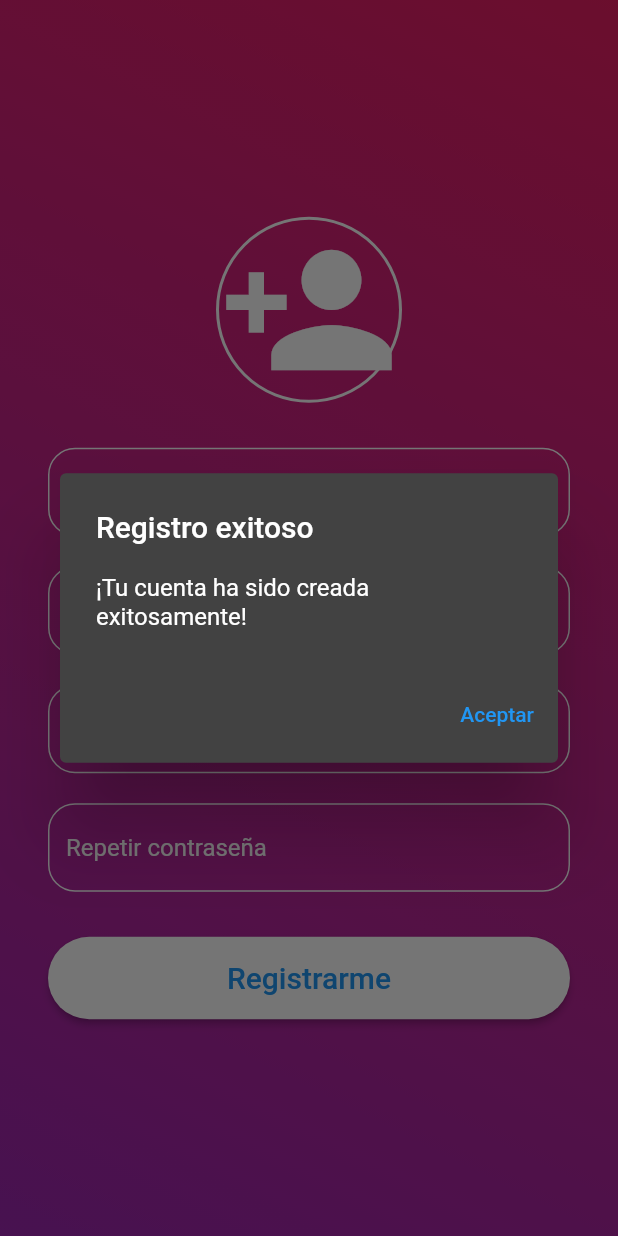
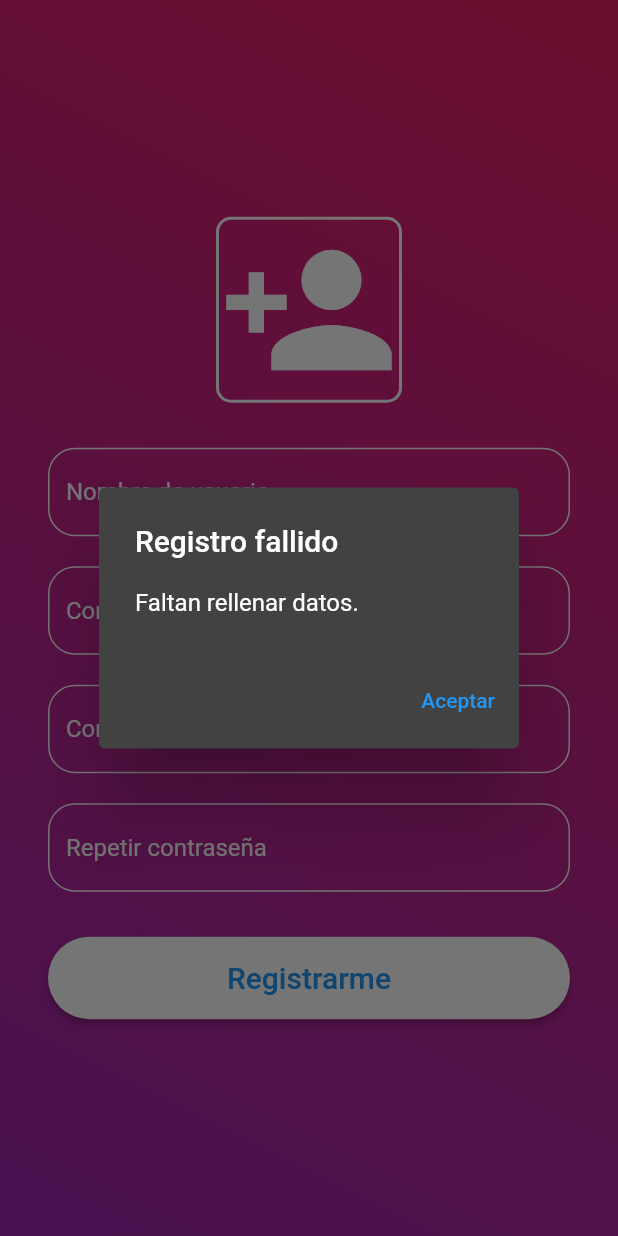
Before and after one commit to Jankarurosu/DressDeCode, a Flutter app: the Register screen opened directly, after a tap on "Registrarme", on a phone screen of 412 x 824 dp. Run offline on Flutter 3.47's test engine with Material 2 defaults, Android fonts, the phone set to English and light mode, and no system bars.

Commit message:
Actualización del Icon y verificación de rellenado de datos en la pagina "Register"

```diff
--- a/dressdecode/lib/views/login.dart
+++ b/dressdecode/lib/views/login.dart
@@ -57,7 +57,8 @@ class _LoginState extends State<Login> {
     return Container(
       decoration: BoxDecoration(
         border: Border.all(color: Colors.white, width: 2),
-        shape: BoxShape.circle,
+        shape: BoxShape.rectangle,
+        borderRadius: BorderRadius.circular(10),
       ),
       child: const Icon(Icons.person, color: Colors.white, size: 120),
     );
--- a/dressdecode/lib/views/register.dart
+++ b/dressdecode/lib/views/register.dart
@@ -1,5 +1,5 @@
-import "package:dressdecode/views/login.dart";
-import "package:flutter/material.dart";
+import 'package:dressdecode/views/login.dart';
+import 'package:flutter/material.dart';
 
 class Register extends StatefulWidget {
   @override
@@ -63,7 +63,8 @@ class _RegisterState extends State<Register> {
     return Container(
       decoration: BoxDecoration(
         border: Border.all(color: Colors.white, width: 2),
-        shape: BoxShape.circle,
+        shape: BoxShape.rectangle,
+        borderRadius: BorderRadius.circular(10),
       ),
       child: const Icon(Icons.person_add, color: Colors.white, size: 120),
     );
@@ -96,7 +97,28 @@ class _RegisterState extends State<Register> {
         String password = passwordController.text;
         String confirmPassword = confirmPasswordController.text;
 
-        if (password == confirmPassword) {
+        if (username.isEmpty ||
+            email.isEmpty ||
+            password.isEmpty ||
+            confirmPassword.isEmpty) {
+          showDialog(
+            context: context,
+            builder: (BuildContext context) {
+              return AlertDialog(
+                title: const Text('Registro fallido'),
+                content: const Text('Faltan rellenar datos.'),
+                actions: [
+                  TextButton(
+                    child: const Text('Aceptar'),
+                    onPressed: () {
+                      Navigator.of(context).pop();
+                    },
+                  ),
+                ],
+              );
+            },
+          );
+        } else if (password == confirmPassword) {
           setState(() {
             passwordsMatch = true;
           });
@@ -108,13 +130,14 @@ class _RegisterState extends State<Register> {
             context: context,
             builder: (BuildContext context) {
               return AlertDialog(
-                title: const Text("Registro exitoso"),
-                content: const Text("¡Tu cuenta ha sido creada exitosamente!"),
+                title: const Text('Registro exitoso'),
+                content: const Text('¡Te has registrado exitosamente!'),
                 actions: [
                   TextButton(
-                    child: const Text("Aceptar"),
+                    child: const Text('Aceptar'),
                     onPressed: () {
-                      Navigator.of(context).pushReplacement(
+                      Navigator.push(
+                        context,
                         MaterialPageRoute(builder: (context) => Login()),
                       );
                     },
```
